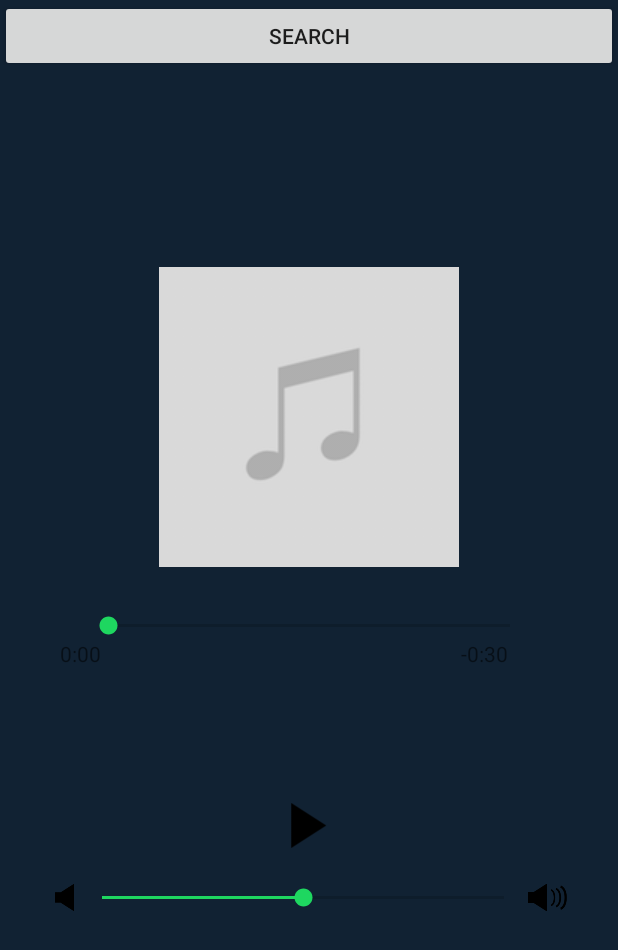
After one commit to kenle123/NotSpotify, an Android app: the PlayActivity screen opened directly, with no data from a screen before it, on a phone screen of 412 x 824 dp. The commit adds this screen. Shown: the top 950 px of the screen. Run offline under Robolectric (Android 15) with nearby library versions, the phone set to English and light mode, and no system bars.

Commit message:
Added player activity

```diff
--- a/app/src/main/AndroidManifest.xml
+++ b/app/src/main/AndroidManifest.xml
@@ -9,7 +9,8 @@
         android:roundIcon="@mipmap/ic_launcher_round"
         android:supportsRtl="true"
         android:theme="@style/AppTheme">
-        <activity android:name=".BottomNavActivity"></activity>
+        <activity android:name=".PlayActivity"></activity>
+        <activity android:name=".BottomNavActivity" />
         <activity android:name=".MainActivity">
             <intent-filter>
                 <action android:name="android.intent.action.MAIN" />
--- a/app/src/main/java/com/example/notspotify/BrowseFragment.java
+++ b/app/src/main/java/com/example/notspotify/BrowseFragment.java
@@ -1,11 +1,13 @@
 package com.example.notspotify;
 
 
+import android.content.Intent;
 import android.os.Bundle;
 import android.support.v4.app.Fragment;
 import android.view.LayoutInflater;
 import android.view.View;
 import android.view.ViewGroup;
+import android.widget.Button;
 
 
 /**
@@ -23,7 +25,22 @@ public class BrowseFragment extends Fragment {
     public View onCreateView(LayoutInflater inflater, ViewGroup container,
                              Bundle savedInstanceState) {
         // Inflate the layout for this fragment
-        return inflater.inflate(R.layout.fragment_browse, container, false);
+        View view = inflater.inflate(R.layout.fragment_browse, container, false);
+
+
+
+        // Start activity from within a fragment
+        Button button = view.findViewById(R.id.testButton);
+        button.setOnClickListener(new View.OnClickListener() {
+            @Override
+            public void onClick(View view) {
+                Intent intent = new Intent(getActivity(), PlayActivity.class);
+                startActivity(intent);
+            }
+        });
+
+
+        return view;
     }
 
 }
--- a/app/src/main/java/com/example/notspotify/MainActivity.java
+++ b/app/src/main/java/com/example/notspotify/MainActivity.java
@@ -42,7 +42,6 @@ public class MainActivity extends AppCompatActivity {
 
     public UserList loadJsonIntoUserList()
     {
-
         try
         {
             String myJson = inputStreamToString(getAssets().open("users.json"));
--- /dev/null
+++ b/app/src/main/java/com/example/notspotify/PlayActivity.java
@@ -0,0 +1,158 @@
+package com.example.notspotify;
+
+import android.media.MediaPlayer;
+import android.os.Handler;
+import android.os.Message;
+import android.support.v7.app.AppCompatActivity;
+import android.os.Bundle;
+import android.view.View;
+import android.widget.Button;
+import android.widget.SeekBar;
+import android.widget.TextView;
+import android.widget.Toast;
+
+import java.util.ArrayList;
+
+public class PlayActivity extends AppCompatActivity {
+
+    Button playBtn;
+    SeekBar positionBar;
+    SeekBar volumeBar;
+    TextView elapsedTimeLabel;
+    TextView remainingTimeLabel;
+    MediaPlayer mp;
+    int totalTime = 0;
+
+    @Override
+    protected void onCreate(Bundle savedInstanceState) {
+        super.onCreate(savedInstanceState);
+        setContentView(R.layout.activity_play);
+
+        playBtn = (Button)findViewById(R.id.playBtn);
+        elapsedTimeLabel = (TextView)findViewById(R.id.elapsedTimeLabel);
+        remainingTimeLabel = (TextView)findViewById(R.id.remainingTimeLabel);
+
+        // Media Player
+        mp = MediaPlayer.create(this, R.raw.imperialmarch);
+        mp.setLooping(true);
+        mp.seekTo(0);
+        mp.setVolume(0.5f, 0.5f);
+        totalTime = mp.getDuration();
+
+        // Position Bar
+        positionBar = (SeekBar)findViewById(R.id.positionBar);
+        positionBar.setMax(totalTime);
+        positionBar.setOnSeekBarChangeListener(
+                new SeekBar.OnSeekBarChangeListener() {
+                    @Override
+                    public void onProgressChanged(SeekBar seekBar, int progress, boolean fromUser) {
+                        if(fromUser) {
+                            mp.seekTo(progress);
+                            positionBar.setProgress(progress);
+                        }
+                    }
+
+                    @Override
+                    public void onStartTrackingTouch(SeekBar seekBar) {
+
+                    }
+
+                    @Override
+                    public void onStopTrackingTouch(SeekBar seekBar) {
+
+                    }
+                }
+        );
+
+        // Volume Bar
+        volumeBar = (SeekBar)findViewById(R.id.volumeBar);
+        volumeBar.setOnSeekBarChangeListener(
+                new SeekBar.OnSeekBarChangeListener() {
+                    @Override
+                    public void onProgressChanged(SeekBar seekBar, int progress, boolean fromUser) {
+                        float volumeNum = progress / 100f;
+                        mp.setVolume(volumeNum, volumeNum);
+                    }
+
+                    @Override
+                    public void onStartTrackingTouch(SeekBar seekBar) {
+
+                    }
+
+                    @Override
+                    public void onStopTrackingTouch(SeekBar seekBar) {
+
+                    }
+                }
+        );
+
+        // Thread (Update positionBar & timeLabel)
+        new Thread(new Runnable() {
+            @Override
+            public void run() {
+                while(mp != null) {
+                    try {
+                        Message msg = new Message();
+                        msg.what = mp.getCurrentPosition();
+                        handler.sendMessage(msg);
+                        Thread.sleep(1000);
+                    } catch(InterruptedException e ) {}
+                }
+            }
+        }).start();
+    }
+
+    /**
+     * Handler for updating position bar and time labels
+     */
+    private Handler handler = new Handler() {
+        @Override
+        public void handleMessage(Message msg) {
+            int currentPosition = msg.what;
+
+            // Update position bar
+            positionBar.setProgress(currentPosition);
+
+            // Update labels
+            String elapsedTime = createTimeLabel(currentPosition);
+            elapsedTimeLabel.setText(elapsedTime);
+
+            String remainingTime = createTimeLabel(totalTime - currentPosition);
+            remainingTimeLabel.setText("-" + remainingTime);
+        }
+    };
+
+    /**
+     * Creates a time label for the current time it is at
+     * @param time The current time the song is at
+     * @return The current time label
+     */
+    public String createTimeLabel(int time) {
+        String timeLabel = "";
+        int min = time / 1000 / 60;
+        int sec = time / 1000 % 60;
+
+        timeLabel = min + ":";
+        if(sec < 10) timeLabel += "0";
+        timeLabel += sec;
+
+        return timeLabel;
+    }
+
+    /**
+     * For when play button is clicked to play/pause song
+     * @param view
+     */
+    public void playBtnClick(View view) {
+        if(!mp.isPlaying()) {
+            // Stopping
+            mp.start();
+            playBtn.setBackgroundResource(R.drawable.stop);
+        }
+        else {
+            // Playing
+            mp.pause();
+            playBtn.setBackgroundResource(R.drawable.play);
+        }
+    }
+}
--- a/app/src/main/java/com/example/notspotify/UserList.java
+++ b/app/src/main/java/com/example/notspotify/UserList.java
@@ -32,8 +32,4 @@ public class UserList
         }
         return results;
     }
-
-
-
-
 }
--- /dev/null
+++ b/app/src/main/res/layout/activity_play.xml
@@ -0,0 +1,82 @@
+<?xml version="1.0" encoding="utf-8"?>
+<LinearLayout
+    xmlns:android="http://schemas.android.com/apk/res/android"
+    xmlns:app="http://schemas.android.com/apk/res-auto"
+    xmlns:tools="http://schemas.android.com/tools"
+    android:layout_width="match_parent"
+    android:layout_height="match_parent"
+    android:orientation="vertical"
+    android:gravity="center_horizontal"
+    android:background="@color/colorBottomNav">
+
+    <Button
+        android:layout_width="match_parent"
+        android:layout_height="wrap_content"
+        android:id="@+id/button_search"
+        android:text="Search"/>
+
+    <ImageView
+        android:layout_width="wrap_content"
+        android:layout_height="wrap_content"
+        android:src="@drawable/song_icon"
+        android:layout_marginTop="130dp"/>
+
+    <SeekBar
+        android:id="@+id/positionBar"
+        android:layout_width="300dp"
+        android:layout_height="wrap_content"
+        android:layout_marginTop="30dp"/>
+
+    <LinearLayout
+        android:layout_width="match_parent"
+        android:layout_height="wrap_content">
+
+        <TextView
+            android:id="@+id/elapsedTimeLabel"
+            android:layout_width="wrap_content"
+            android:layout_height="wrap_content"
+            android:text="0:00"
+            android:layout_marginLeft="40dp"/>
+
+        <TextView
+            android:id="@+id/remainingTimeLabel"
+            android:layout_width="wrap_content"
+            android:layout_height="wrap_content"
+            android:text="-3.14"
+            android:layout_marginLeft="240dp"/>
+    </LinearLayout>
+
+    <Button
+        android:id="@+id/playBtn"
+        android:layout_width="30dp"
+        android:layout_height="30dp"
+        android:background="@drawable/play"
+        android:layout_marginTop="90dp"
+        android:onClick="playBtnClick"/>
+
+    <LinearLayout
+        android:layout_width="match_parent"
+        android:layout_height="wrap_content"
+        android:orientation="horizontal"
+        android:layout_marginTop="20dp"
+        android:gravity="center">
+
+        <ImageView
+            android:layout_width="18dp"
+            android:layout_height="18dp"
+            android:src="@drawable/sound"/>
+
+        <SeekBar
+            android:id="@+id/volumeBar"
+            android:layout_width="300dp"
+            android:layout_height="wrap_content"
+            android:progress="50"
+            android:max="100"/>
+
+        <ImageView
+            android:layout_width="26dp"
+            android:layout_height="26dp"
+            android:src="@drawable/sound2"/>
+    </LinearLayout>
+
+</LinearLayout>
--- a/app/src/main/res/layout/fragment_browse.xml
+++ b/app/src/main/res/layout/fragment_browse.xml
@@ -1,15 +1,19 @@
 <?xml version="1.0" encoding="utf-8"?>
-<FrameLayout xmlns:android="http://schemas.android.com/apk/res/android"
+<LinearLayout xmlns:android="http://schemas.android.com/apk/res/android"
     xmlns:tools="http://schemas.android.com/tools"
     android:layout_width="match_parent"
     android:layout_height="match_parent"
     tools:context=".BrowseFragment">
 
-    <!-- TODO: Update blank fragment layout -->
     <TextView
-        android:layout_width="match_parent"
-        android:layout_height="match_parent"
-        android:text="browse"
-        android:textColor="@color/colorWhite"/>
+        android:layout_width="wrap_content"
+        android:layout_height="wrap_content"
+        android:text="This is a test"/>
 
-</FrameLayout>
+    <Button
+        android:layout_width="wrap_content"
+        android:layout_height="wrap_content"
+        android:text="Button"
+        android:id="@+id/testButton" />
+
+</LinearLayout>
--- a/app/src/main/res/layout/fragment_profile.xml
+++ b/app/src/main/res/layout/fragment_profile.xml
@@ -11,7 +11,7 @@
     <ImageView
         android:layout_width="100dp"
         android:layout_height="100dp"
-        android:src="@drawable/not_spotify_logo"
+        android:src="@drawable/logo"
         android:layout_gravity="center"
         android:layout_marginBottom="200dp"/>
     <TextView
```
Also changed, not shown: 1 other file.
